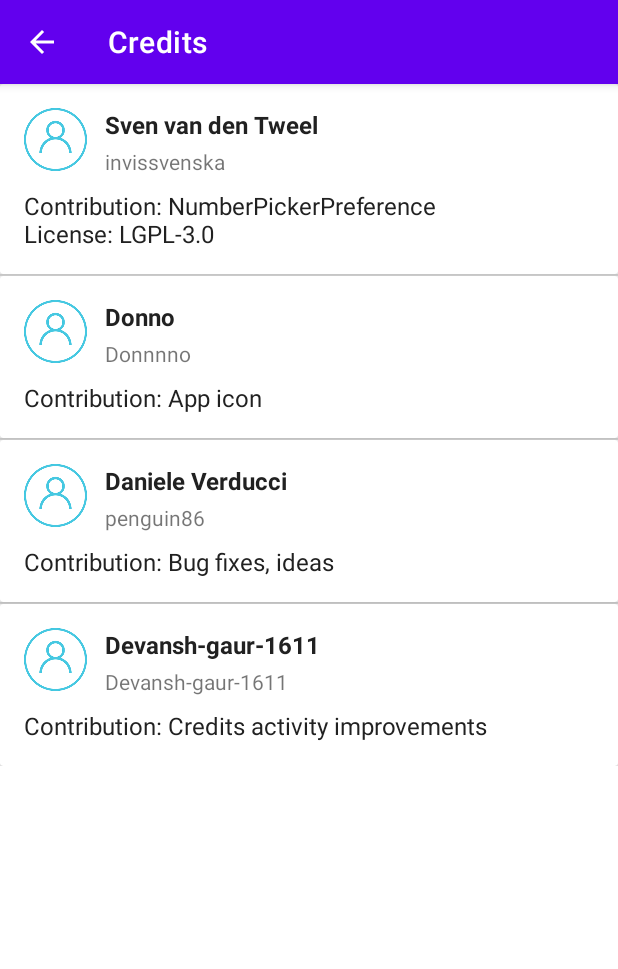
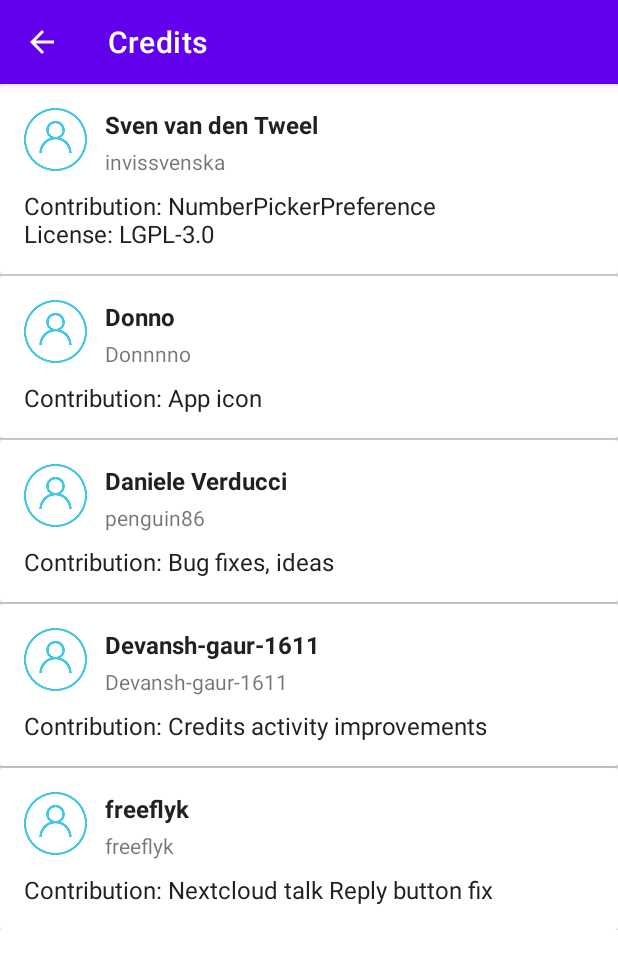
Before and after one commit to 0xf104a/NextcloudServices, an Android app: the CreditsActivity screen opened directly, with no data from a screen before it, on a phone screen of 412 x 824 dp. Shown: the top 969 px of the screen. Run offline under Robolectric (Android 15) with nearby library versions, the phone set to English and light mode, and no system bars; pictures from the network do not load.

Commit message:
Add @freeflyk to contributors

```diff
--- a/app/src/main/res/values/arrays.xml
+++ b/app/src/main/res/values/arrays.xml
@@ -15,6 +15,7 @@
         <item>Contribution: App icon</item>
         <item>Contribution: Bug fixes, ideas</item>
         <item>Contribution: Credits activity improvements</item>
+        <item>Contribution: Nextcloud talk "Reply" button fix</item>
     </string-array>
 
     <string-array name="oss_libs_owner_Img">
@@ -22,6 +23,7 @@
         <item>https://avatars.githubusercontent.com/u/31142286?v=4</item>
         <item>https://avatars.githubusercontent.com/u/6894017?v=4</item>
         <item>https://avatars.githubusercontent.com/u/89275109?v=4</item>
+        <item>https://avatars.githubusercontent.com/u/65976525?v=4</item>
     </string-array>
 
     <string-array name="oss_libs_owner_name">
@@ -29,6 +31,7 @@
         <item>Donno</item>
         <item>Daniele Verducci</item>
         <item>Devansh-gaur-1611</item>
+        <item>freeflyk</item>
     </string-array>
 
     <string-array name="oss_libs_owner_github_name">
@@ -36,6 +39,7 @@
         <item>Donnnno</item>
         <item>penguin86</item>
         <item>Devansh-gaur-1611</item>
+        <item>freeflyk</item>
     </string-array>
 
     <string-array name="oss_libs_links">
@@ -43,5 +47,6 @@
         <item>https://github.com/Donnnno</item>
         <item>https://github.com/penguin86</item>
         <item>https://github.com/Devansh-gaur-1611</item>
+        <item>https://github.com/freeflyk</item>
     </string-array>
 </resources>
```
